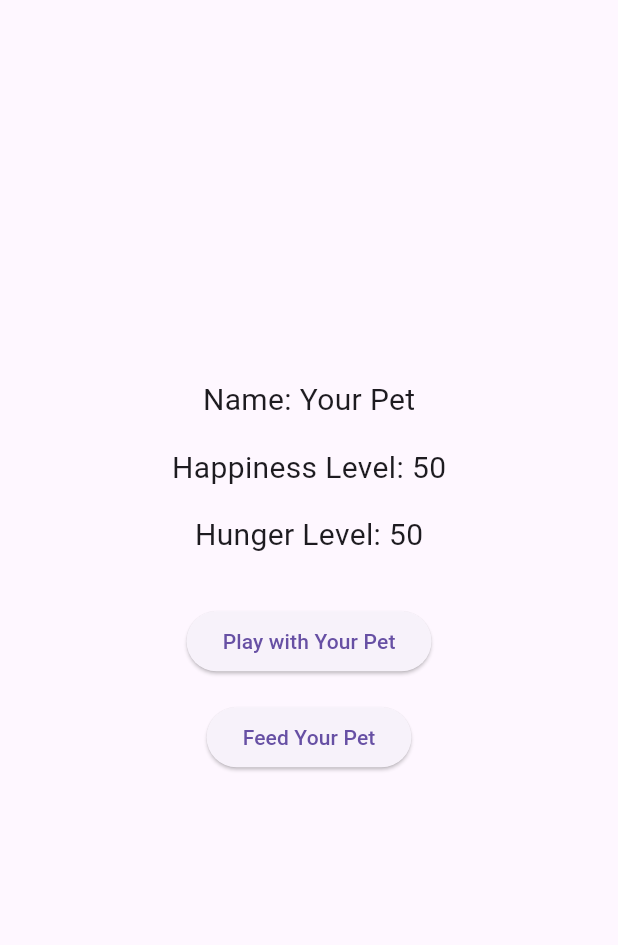
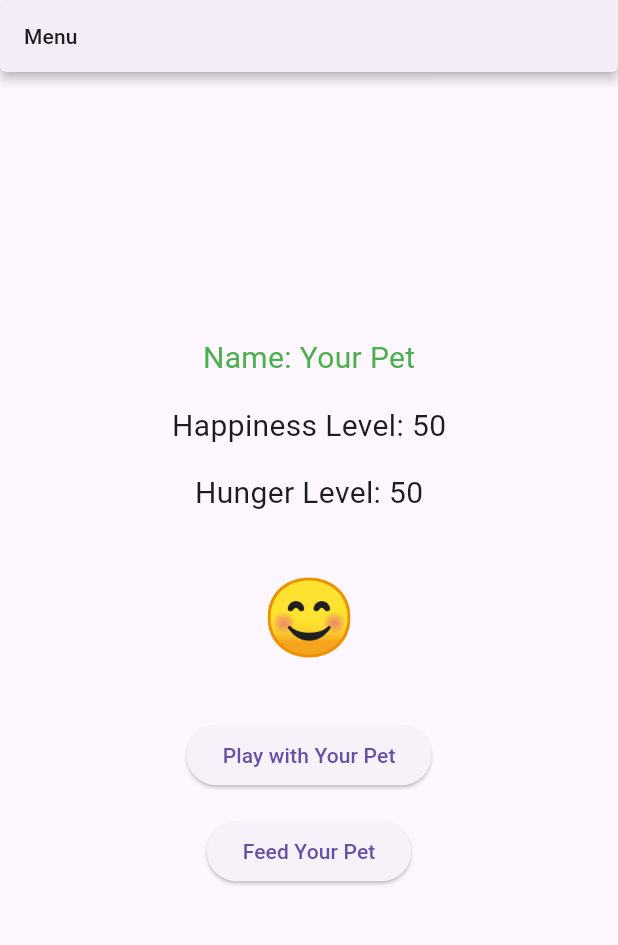
Before and after one commit to bwatts1/digital_pet_app, a Flutter app: the screen it shows after launch, on a phone screen of 412 x 824 dp, the part 84-1029 px from its top. Run offline on Flutter 3.47's test engine with Material 3 defaults, Android fonts, the phone set to English and light mode, and no system bars.

Commit message:
Added Seperate page to input pet name

```diff
--- a/lib/main.dart
+++ b/lib/main.dart
@@ -13,18 +13,31 @@ class DigitalPetApp extends StatefulWidget {
 
 class _DigitalPetAppState extends State<DigitalPetApp> {
   String petName = "Your Pet";
+  String emoji = "😊";
+  int _selectedPage = 0;
   int happinessLevel = 50;
   int hungerLevel = 50;
   Color color = Colors.green;
-  String emoji = "😊";
   final myController = TextEditingController();
 
   @override
   void dispose() {
-    // Clean up the controller when the widget is disposed.
     myController.dispose();
     super.dispose();
   }
+
+  void _goToSettings() {
+    setState(() {
+      _selectedPage = 1;
+    });
+  }
+
+  void _goToHome() {
+    setState(() {
+      _selectedPage = 0;
+    });
+  }
+
   void _playWithPet() {
     setState(() {
       happinessLevel += 10;
@@ -49,17 +62,15 @@ class _DigitalPetAppState extends State<DigitalPetApp> {
   }
 
   void _updateHunger() {
-    setState(() {
     hungerLevel += 5;
     if (hungerLevel > 100) {
       hungerLevel = 100;
       happinessLevel -= 20;
     }
-    });
     _updateFeeling();
   }
+
   void _updateFeeling() {
-    setState(() {
     if (happinessLevel > 70) {
       color = Colors.green;
       emoji = "😊";
@@ -70,47 +81,99 @@ class _DigitalPetAppState extends State<DigitalPetApp> {
       color = Colors.red;
       emoji = "😢";
     }
-    });
   }
 
   @override
   Widget build(BuildContext context) {
-    return Scaffold(
-      appBar: AppBar(
-        title: Text('Digital Pet'),
-      ),
-      body: Center(
+    final List<Widget> _pages = [
+      // Home Page
+      Center(
         child: Column(
           mainAxisAlignment: MainAxisAlignment.center,
           children: <Widget>[
-            Text(
-              'Name: $petName',
-              selectionColor: color,
-              style: TextStyle(fontSize: 20.0),
-            ),
-            SizedBox(height: 16.0),
-            Text(
-              'Happiness Level: $happinessLevel',
-              style: TextStyle(fontSize: 20.0),
-            ),
-            SizedBox(height: 16.0),
-            Text(
-              'Hunger Level: $hungerLevel',
-              style: TextStyle(fontSize: 20.0),
-            ),
-            SizedBox(height: 32.0),
+            Text('Name: $petName', style: TextStyle(fontSize: 20.0, color: color)),
+            const SizedBox(height: 16.0),
+            Text('Happiness Level: $happinessLevel', style: const TextStyle(fontSize: 20.0)),
+            const SizedBox(height: 16.0),
+            Text('Hunger Level: $hungerLevel', style: const TextStyle(fontSize: 20.0)),
+            const SizedBox(height: 32.0),
+            Text(emoji, style: const TextStyle(fontSize: 50)),
+            const SizedBox(height: 32.0),
             ElevatedButton(
               onPressed: _playWithPet,
-              child: Text('Play with Your Pet'),
+              child: const Text('Play with Your Pet'),
             ),
-            SizedBox(height: 16.0),
+            const SizedBox(height: 16.0),
             ElevatedButton(
               onPressed: _feedPet,
-              child: Text('Feed Your Pet'),
+              child: const Text('Feed Your Pet'),
             ),
           ],
         ),
       ),
+      // Settings Page
+      Center(
+        child: Padding(
+          padding: const EdgeInsets.all(20.0),
+          child: Column(
+            mainAxisAlignment: MainAxisAlignment.center,
+            children: [
+              const Text("⚙️ Settings Page", style: TextStyle(fontSize: 24)),
+              const SizedBox(height: 20),
+              TextField(
+                controller: myController,
+                decoration: const InputDecoration(labelText: "Enter Pet Name"),
+              ),
+              const SizedBox(height: 20),
+              ElevatedButton(
+                onPressed: () {
+                  setState(() {
+                    petName = myController.text.isEmpty ? petName : myController.text;
+                  });
+                },
+                child: const Text("Save Name"),
+              ),
+            ],
+          ),
+        ),
+      ),
+    ];
+
+    return Scaffold(
+      appBar: AppBar(
+        title: const Text('Digital Pet'),
+      ),
+      body: Column(
+        children: <Widget>[
+          // MenuBar at the top
+          Row(
+            mainAxisSize: MainAxisSize.min,
+            children: <Widget>[
+              Expanded(
+                child: MenuBar(
+                  children: <Widget>[
+                    SubmenuButton(
+                      menuChildren: <Widget>[
+                        MenuItemButton(
+                          onPressed: _goToHome,
+                          child: const Text('Home'),
+                        ),
+                        MenuItemButton(
+                          onPressed: _goToSettings,
+                          child: const Text('Settings'),
+                        ),
+                      ],
+                      child: const Text('Menu'),
+                    ),
+                  ],
+                ),
+              ),
+            ],
+          ),
+          // Active page
+          Expanded(child: _pages[_selectedPage]),
+        ],
+      ),
     );
   }
 }
```
Lines whose indentation alone changed are shown as unchanged.
